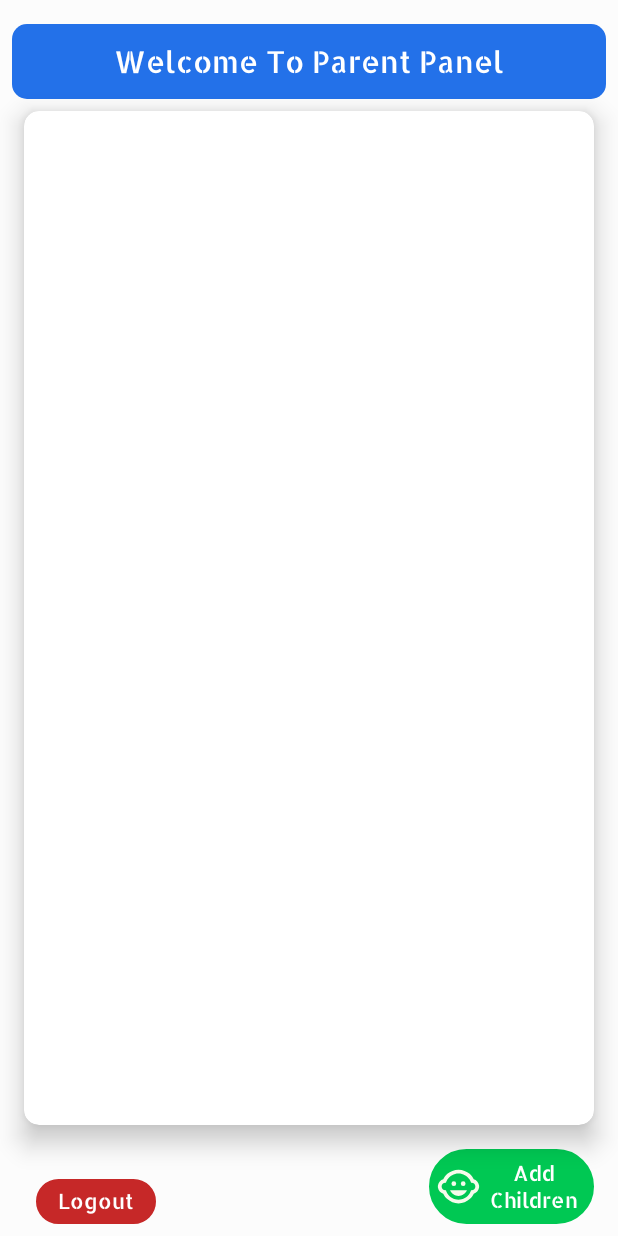
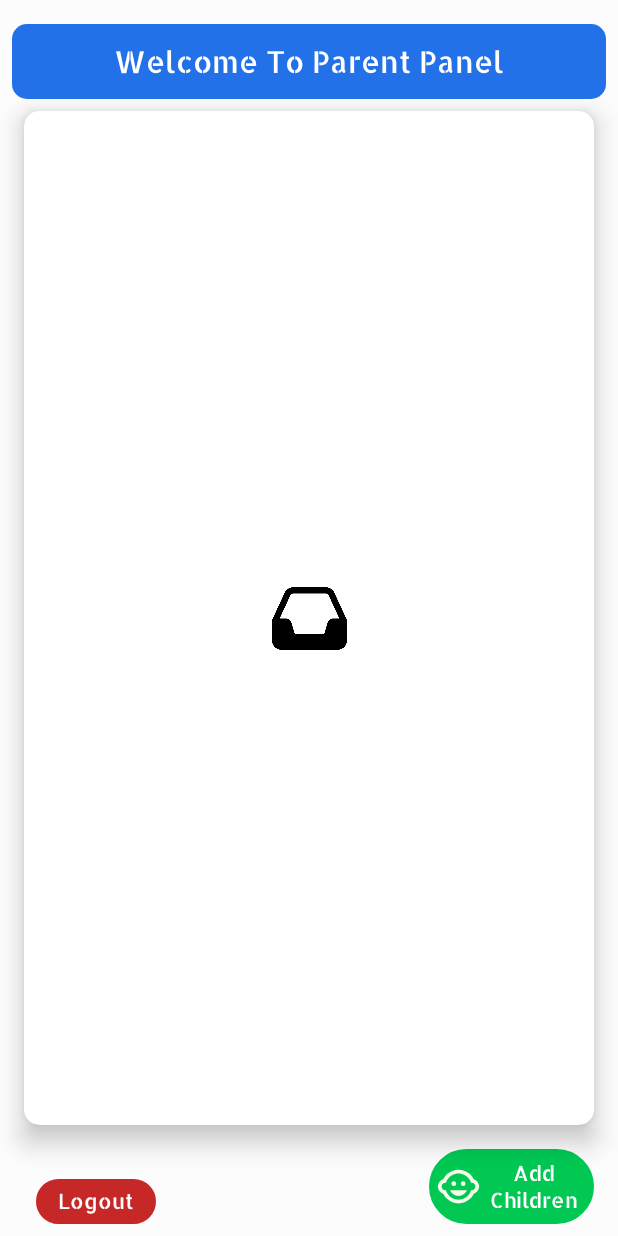
Before and after one commit to haris440/haris, an Android app: the screen it shows after launch once a user with an empty profile is signed in (Parent_Home), on a phone screen of 412 x 824 dp. Run offline under Robolectric (Android 15) with nearby library versions, the phone set to English and light mode, and no system bars; our stand-ins replace Firebase (no records; nobody signed in at launch, a user with empty details on screens opened directly).

Commit message:
commit 5

```diff
--- a/app/src/main/java/kido/sparks/app/Parent_Panel/Add_Children.java
+++ b/app/src/main/java/kido/sparks/app/Parent_Panel/Add_Children.java
@@ -127,13 +127,13 @@ ImageView babyimage;
             hashMap.put("agemonth", "" + c_age.getText());
             hashMap.put("ageyear", "" + c_age.getText());
             hashMap.put("ageday", "" + c_age.getText());
-            hashMap.put("babyweight", "" + weight);
+            hashMap.put("babyweight", "" + weight+" kg");
             hashMap.put("babygender", "" + genderspinner.getSelectedItem().toString());
             hashMap.put("babyimg", ""+ genderspinner.getSelectedItem().toString());
            refaddchild.updateChildren(hashMap).addOnCompleteListener(new OnCompleteListener() {
                @Override
                public void onComplete(@NonNull Task task) {
-                   btn.setVisibility(View.VISIBLE);
+
          //          Toast.makeText(Add_Children.this, "Added Successfully , Want to Add More?", Toast.LENGTH_LONG).show();
                }
            }).addOnFailureListener(new OnFailureListener() {
--- a/app/src/main/java/kido/sparks/app/Parent_Panel/Parent_Home.java
+++ b/app/src/main/java/kido/sparks/app/Parent_Panel/Parent_Home.java
@@ -11,6 +11,7 @@ import android.util.Log;
 import android.view.View;
 import android.view.Window;
 import android.view.WindowManager;
+import android.widget.ImageView;
 import android.widget.ProgressBar;
 import android.widget.Toast;
 
@@ -37,6 +38,7 @@ public class Parent_Home extends AppCompatActivity {
     private ProgressBar mProgressBar;
     ViewChildrenList_Adapter adapter;
     private List<Viewchild> list = new ArrayList<>();
+    ImageView empty;
 
     @Override
     protected void onCreate(Bundle savedInstanceState) {
@@ -53,27 +55,27 @@ public class Parent_Home extends AppCompatActivity {
         recyclerView.setHasFixedSize(true);
         recyclerView.setLayoutManager(new LinearLayoutManager(this));
         recyclerView.setAdapter(adapter);
-
+        empty = findViewById(R.id.empty);
 
         refdata = FirebaseDatabase.getInstance().getReference().child("Parents").child("" + mAuth.getCurrentUser().getUid().toString()).child("Childs");
 
-          GetChildList();
+        GetChildList();
 
     }
 
     public void GetChildList() {
 
 
-
         refdata.addValueEventListener(new ValueEventListener() {
             @Override
             public void onDataChange(@NonNull DataSnapshot snapshot) {
-list.clear();
+                list.clear();
                 if (snapshot.exists()) {
+                    empty.setVisibility(View.INVISIBLE);
                     for (DataSnapshot ds1 : snapshot.getChildren()) {
                         Log.e("asasa", "" + ds1.getValue());
                         Viewchild newComment = ds1.getValue(Viewchild.class);
-                        Log.e("sss",""+newComment.getBabygender()+newComment.getBabyweight());
+                        Log.e("sss", "" + newComment.getBabygender() + newComment.getBabyweight());
                         list.add(newComment);
                     }
                     mProgressBar.setVisibility(View.GONE);
@@ -81,8 +83,11 @@ list.clear();
 
 
                 } else {
+                    list.clear();
                     Toast.makeText(Parent_Home.this, "Add childens", Toast.LENGTH_SHORT).show();
                     mProgressBar.setVisibility(View.GONE);
+                    empty.setVisibility(View.VISIBLE);
+                    adapter.setlist(list);
                 }
 
 
--- a/app/src/main/res/layout/activity_add__children.xml
+++ b/app/src/main/res/layout/activity_add__children.xml
@@ -140,7 +140,7 @@
                     android:backgroundTint="@color/black"
                     android:ems="10"
                     android:hint="Enter Baby Weight (eg 3.1 kg )"
-                    android:inputType="textPersonName"
+                    android:inputType="numberDecimal"
                     android:textColor="@color/black" />
             </LinearLayout>
         </androidx.core.widget.NestedScrollView>
--- a/app/src/main/res/layout/activity_parent__home.xml
+++ b/app/src/main/res/layout/activity_parent__home.xml
@@ -34,6 +34,7 @@
     </LinearLayout>
 
     <androidx.cardview.widget.CardView
+        android:id="@+id/cardView"
         android:layout_width="match_parent"
         android:layout_height="0dp"
         android:layout_marginStart="16dp"
@@ -48,10 +49,10 @@
         app:layout_constraintEnd_toEndOf="parent"
         app:layout_constraintStart_toStartOf="parent"
         app:layout_constraintTop_toBottomOf="@+id/linearLayout">
+
         <androidx.constraintlayout.widget.ConstraintLayout
             android:layout_width="match_parent"
-    android:layout_height="match_parent"
-    >
+            android:layout_height="match_parent">
 
             <androidx.recyclerview.widget.RecyclerView
                 android:id="@+id/recyclerview"
@@ -71,7 +72,16 @@
                 app:layout_constraintEnd_toEndOf="parent"
                 app:layout_constraintStart_toStartOf="parent"
                 app:layout_constraintTop_toTopOf="parent" />
-
+            <ImageView
+                android:id="@+id/empty"
+                android:layout_width="50dp"
+                android:layout_height="50dp"
+                android:src="@drawable/empty"
+                android:visibility="invisible"
+                app:layout_constraintBottom_toBottomOf="parent"
+                app:layout_constraintEnd_toEndOf="parent"
+                app:layout_constraintStart_toStartOf="parent"
+                app:layout_constraintTop_toTopOf="parent" />
         </androidx.constraintlayout.widget.ConstraintLayout>
 
     </androidx.cardview.widget.CardView>
@@ -119,4 +129,6 @@ android:onClick="fun_add_children"
             android:layout_width="wrap_content"
             android:layout_height="wrap_content"/>
     </LinearLayout>
+
+
 </androidx.constraintlayout.widget.ConstraintLayout>
--- a/app/src/main/res/values/colors.xml
+++ b/app/src/main/res/values/colors.xml
@@ -9,9 +9,9 @@
     <color name="blue">#2371E9</color>
     <color name="pink">#EB5569</color>
     <color name="white">#FFFFFFFF</color>
-    <color name="colorPrimary">#D36259</color>
-    <color name="colorPrimaryDark">#D36259</color>
-    <color name="colorAccent">#D36259</color>
+    <color name="colorPrimary">#2371E9</color>
+    <color name="colorPrimaryDark">#2371E9</color>
+    <color name="colorAccent">#2371E9</color>
     <color name="colorgreen">#00695C</color>
     <color name="colorred">#C62828</color>
 </resources>
```
Also changed, not shown: app/src/main/res/drawable/empty.png (added). Lines whose indentation alone changed are shown as unchanged.
